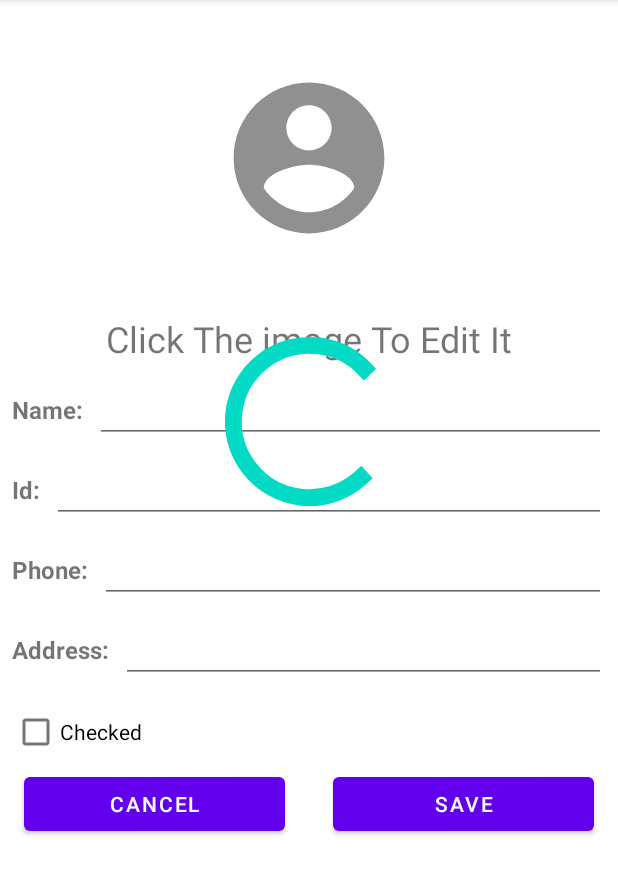
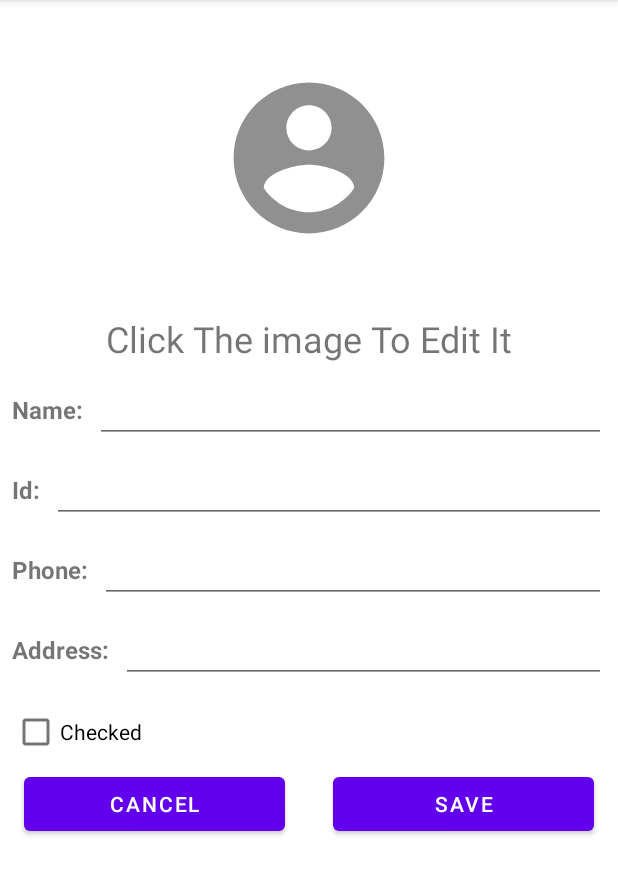
Before and after one commit to nastaran-motiee/student-app, an Android app: the AddNewStudentFragment screen opened through its navigation route, on a phone screen of 412 x 824 dp, the part 84-979 px from its top. Run offline under Robolectric (Android 15) with nearby library versions, the phone set to English and light mode, and no system bars; our stand-ins replace navigation-ui.

Commit message:
4th commit

```diff
--- a/app/src/main/java/com/example/studentsapp/model/AppLocalDb.java
+++ b/app/src/main/java/com/example/studentsapp/model/AppLocalDb.java
@@ -4,7 +4,7 @@ import androidx.room.Database;
 import androidx.room.Room;
 import androidx.room.RoomDatabase;
 
-@Database(entities = {Student.class}, version = 2)
+@Database(entities = {Student.class}, version = 5)
 abstract class AppLocalDbRepository extends RoomDatabase {
     public abstract StudentDao studentDao();
 }
--- a/app/src/main/java/com/example/studentsapp/model/MyApplication.java
+++ b/app/src/main/java/com/example/studentsapp/model/MyApplication.java
@@ -11,7 +11,7 @@ import java.util.concurrent.ExecutorService;
 import java.util.concurrent.Executors;
 
 public class MyApplication extends Application {
-    public static ExecutorService executorService = Executors.newFixedThreadPool(1);
+    public static ExecutorService executorService = Executors.newFixedThreadPool(2);
     private static Context appContext;
     public static Handler mainHandler = HandlerCompat.createAsync(Looper.getMainLooper());
     @Override
@@ -22,5 +22,5 @@ public class MyApplication extends Application {
 
     public static Context getContext(){
         return appContext;
-    };
+    }
 }
--- a/app/src/main/java/com/example/studentsapp/model/Student.java
+++ b/app/src/main/java/com/example/studentsapp/model/Student.java
@@ -35,6 +35,7 @@ public class Student {
         this.cb = cb;
     }
 
+
     public String getId(){
         return this.id;
     }
--- a/app/src/main/java/com/example/studentsapp/model/StudentDao.java
+++ b/app/src/main/java/com/example/studentsapp/model/StudentDao.java
@@ -19,7 +19,7 @@ public interface StudentDao {
     void insertAll(Student... students);
 
     @Delete
-    void delete(Student student);
+    void deleteStudent(Student student);
 
     @Query("SELECT * FROM Student WHERE id =:id ")
     Student getStudentById(String id);
@@ -27,4 +27,7 @@ public interface StudentDao {
     @Update(entity = Student.class)
     void updateStudent(Student student);
 
+    @Query("UPDATE Student SET id =:updated_id WHERE id =:current_id")
+    void updateId(String current_id, String updated_id);
+
 }
--- a/app/src/main/java/com/example/studentsapp/ui/AddNewStudentFragment.java
+++ b/app/src/main/java/com/example/studentsapp/ui/AddNewStudentFragment.java
@@ -16,6 +16,7 @@ import android.widget.Button;
 import android.widget.CheckBox;
 import android.widget.EditText;
 import android.widget.ImageView;
+import android.widget.ProgressBar;
 
 import com.example.studentsapp.R;
 import com.example.studentsapp.model.Model;
@@ -35,6 +36,7 @@ public class AddNewStudentFragment extends Fragment {
     String phone;
     String address;
     boolean cb;
+    ProgressBar progressBar;
 
     MissigNameAlertDialog missigNameAlertDialog;
     MissingIdAlertDialog missingIdAlertDialog;
@@ -76,9 +78,14 @@ public class AddNewStudentFragment extends Fragment {
         saveButton = view.findViewById(R.id.add_student_save_button);
         missigNameAlertDialog = new MissigNameAlertDialog();
         missingIdAlertDialog = new MissingIdAlertDialog();
+        progressBar = view.findViewById(R.id.add_new_student_progress_bar);
+        progressBar.setVisibility(View.GONE);
         saveButton.setOnClickListener(new View.OnClickListener() {
             @Override
             public void onClick(View v) {
+                progressBar.setVisibility(View.VISIBLE);
+                saveButton.setEnabled(false);
+                cancelButton.setEnabled(false);
                 name= ((EditText)view.findViewById(R.id.edit_name_et)).getText().toString();
                 id = ((EditText)view.findViewById(R.id.edit_id_et)).getText().toString();
                 phone = ((EditText)view.findViewById(R.id.edit_phone_et)).getText().toString();
@@ -96,8 +103,10 @@ public class AddNewStudentFragment extends Fragment {
                     return;
                 }
 
-                Model.instance.addNewStudent(new Student(name,id,phone,address,cb,selectImage));
-                Navigation.findNavController(view).popBackStack(R.id.fragment_students_list,false);
+                Model.instance.addNewStudent(new Student(name,id,phone,address,cb,selectImage),()->{
+                   Navigation.findNavController(view).popBackStack(R.id.fragment_students_list,false);
+
+                });
             }
         });
 
--- a/app/src/main/java/com/example/studentsapp/ui/StudentsListFragment.java
+++ b/app/src/main/java/com/example/studentsapp/ui/StudentsListFragment.java
@@ -74,13 +74,14 @@ public class StudentsListFragment extends Fragment {
         //----------------------------------
         setHasOptionsMenu(true);
 
-        progressBar.setVisibility(view.VISIBLE);
-
+        progressBar = view.findViewById(R.id.students_list_fragment_progress_bar);
+        progressBar.setVisibility(View.VISIBLE);
         Model.instance.getStudentList(new Model.getStudentListListener() {
             @Override
             public void onComplete(List<Student> d) {
                 data = d;
                 adapter.notifyDataSetChanged();
+                progressBar.setVisibility(View.GONE);
             }
         });
 
@@ -91,7 +92,7 @@ public class StudentsListFragment extends Fragment {
             @Override
             public void onItemClick(int position,View v) {
                 Student st = data.get(position);
-                NavDirections action = StudentsListFragmentDirections.actionGlobalStudentDetailsFragment(st.getId());
+                NavDirections action =StudentsListFragmentDirections.actionGlobalStudentDetailsFragment(st.getId());
                 Navigation.findNavController(view).navigate(action);
                 Log.d("TAG", "row was clicked " + data.get(position).id);
             }
@@ -134,8 +135,8 @@ public class StudentsListFragment extends Fragment {
                 @Override
                 public void onClick(View v) {
                     int pos = getAdapterPosition();
-                    data.get(pos).cb = cb.isChecked();
-
+                    Student student = Model.instance.getStById(idTv.getText().toString());
+                    Model.instance.updateStudent(new Student(student.name,student.id,student.phone,student.address,cb.isChecked()));
 
                 }
             });
--- a/app/src/main/res/layout/fragment_add_new_student.xml
+++ b/app/src/main/res/layout/fragment_add_new_student.xml
@@ -164,14 +164,15 @@
             app:layout_constraintVertical_bias="0.832" />
 
         <ProgressBar
-            android:id="@+id/progressBar"
+            android:id="@+id/add_new_student_progress_bar"
             style="?android:attr/progressBarStyle"
             android:layout_width="135dp"
             android:layout_height="135dp"
             app:layout_constraintBottom_toBottomOf="parent"
             app:layout_constraintEnd_toEndOf="parent"
-            app:layout_constraintStart_toStartOf="parent"
+            app:layout_constraintStart_toStartOf="@+id/edit_student_name_tv"
             app:layout_constraintTop_toTopOf="@+id/add_student_image_view" />
+
     </androidx.constraintlayout.widget.ConstraintLayout>
 
 
--- a/app/src/main/res/layout/fragment_edit_student_details.xml
+++ b/app/src/main/res/layout/fragment_edit_student_details.xml
@@ -178,7 +178,7 @@
             app:layout_constraintVertical_bias="0.809" />
 
         <ProgressBar
-            android:id="@+id/progressBar3"
+            android:id="@+id/edit_student_details_progress_bar"
             style="?android:attr/progressBarStyle"
             android:layout_width="135dp"
             android:layout_height="135dp"
--- a/app/src/main/res/layout/fragment_student_details.xml
+++ b/app/src/main/res/layout/fragment_student_details.xml
@@ -62,7 +62,7 @@
         style="@style/student_details_first_column_tv"
         android:layout_width="wrap_content"
         android:layout_height="wrap_content"
-        android:text="Phone"
+        android:text="Phone:"
         app:layout_constraintBottom_toBottomOf="@+id/student_details_phone_et"
         app:layout_constraintStart_toStartOf="parent" />
 
--- a/app/src/main/res/layout/fragment_students_list.xml
+++ b/app/src/main/res/layout/fragment_students_list.xml
@@ -17,7 +17,7 @@
         app:layout_constraintTop_toTopOf="parent" />
 
     <ProgressBar
-        android:id="@+id/progressBar2"
+        android:id="@+id/students_list_fragment_progress_bar"
         style="?android:attr/progressBarStyle"
         android:layout_width="135dp"
         android:layout_height="135dp"
--- a/app/src/main/res/navigation/nav_graph.xml
+++ b/app/src/main/res/navigation/nav_graph.xml
@@ -47,11 +47,12 @@
         android:label="fragment_edit_student_details"
         tools:layout="@layout/fragment_edit_student_details" >
         <argument
-            android:name="student_ID"
+            android:name="student_id"
             app:argType="string" />
         <action
             android:id="@+id/action_fragment_edit_student_details_to_fragment_students_list"
             app:destination="@id/fragment_students_list"
             app:popUpTo="@id/fragment_students_list" />
+
     </fragment>
 </navigation>
--- a/build.gradle
+++ b/build.gradle
@@ -5,7 +5,7 @@ buildscript {
         mavenCentral()
     }
     dependencies {
-        classpath "com.android.tools.build:gradle:7.0.3"
+        classpath 'com.android.tools.build:gradle:7.0.4'
         def nav_version = "2.3.5"
         classpath "androidx.navigation:navigation-safe-args-gradle-plugin:$nav_version"
         // NOTE: Do not place your application dependencies here; they belong
```
Also changed, not shown: app/src/main/java/com/example/studentsapp/EditStudentDetailsFragment.java (+18 -6 lines), app/src/main/java/com/example/studentsapp/model/Model.java (+31 -22 lines).
